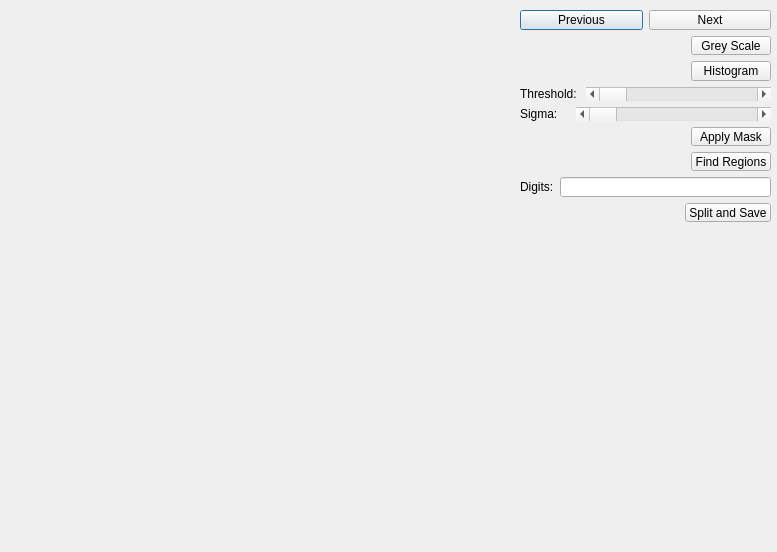
bmuth/ProcessKilnImages, file ProcessKilnImages-dlg.ui: the form before one commit.
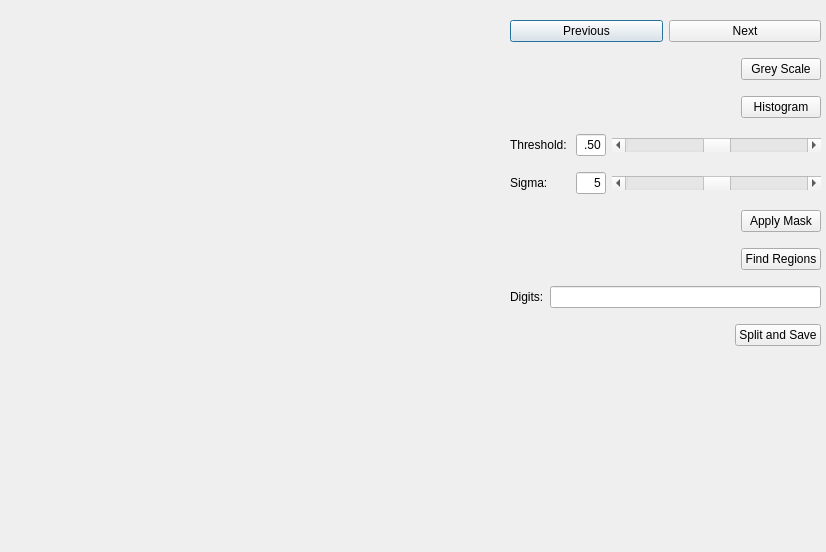
The form after the commit.

Commit message: Added Gaussian blur and mask

Diff of the .ui file:
```diff
--- a/ProcessKilnImages-dlg.ui
+++ b/ProcessKilnImages-dlg.ui
@@ -6,7 +6,7 @@
    <rect>
     <x>0</x>
     <y>0</y>
-    <width>777</width>
+    <width>826</width>
     <height>552</height>
    </rect>
   </property>
@@ -31,10 +31,10 @@
   <widget class="QWidget" name="verticalLayoutWidget_2">
    <property name="geometry">
     <rect>
-     <x>520</x>
+     <x>510</x>
      <y>10</y>
-     <width>251</width>
-     <height>221</height>
+     <width>311</width>
+     <height>358</height>
     </rect>
    </property>
    <layout class="QVBoxLayout" name="verticalLayout_2">
@@ -138,13 +138,44 @@
           <height>0</height>
          </size>
         </property>
+        <property name="maximumSize">
+         <size>
+          <width>60</width>
+          <height>16777215</height>
+         </size>
+        </property>
         <property name="text">
          <string>Threshold: </string>
         </property>
        </widget>
       </item>
+      <item>
+       <widget class="QLineEdit" name="leThreshold">
+        <property name="maximumSize">
+         <size>
+          <width>30</width>
+          <height>16777215</height>
+         </size>
+        </property>
+        <property name="text">
+         <string>.50</string>
+        </property>
+        <property name="maxLength">
+         <number>4</number>
+        </property>
+        <property name="alignment">
+         <set>Qt::AlignRight|Qt::AlignTrailing|Qt::AlignVCenter</set>
+        </property>
+       </widget>
+      </item>
       <item>
        <widget class="QScrollBar" name="hsbThreshold">
+        <property name="maximum">
+         <number>100</number>
+        </property>
+        <property name="sliderPosition">
+         <number>50</number>
+        </property>
         <property name="orientation">
          <enum>Qt::Horizontal</enum>
         </property>
@@ -171,13 +202,44 @@
           <height>0</height>
          </size>
         </property>
+        <property name="maximumSize">
+         <size>
+          <width>60</width>
+          <height>16777215</height>
+         </size>
+        </property>
         <property name="text">
          <string>Sigma:</string>
         </property>
        </widget>
       </item>
+      <item>
+       <widget class="QLineEdit" name="leSigma">
+        <property name="maximumSize">
+         <size>
+          <width>30</width>
+          <height>16777215</height>
+         </size>
+        </property>
+        <property name="text">
+         <string>5</string>
+        </property>
+        <property name="maxLength">
+         <number>4</number>
+        </property>
+        <property name="alignment">
+         <set>Qt::AlignRight|Qt::AlignTrailing|Qt::AlignVCenter</set>
+        </property>
+       </widget>
+      </item>
       <item>
        <widget class="QScrollBar" name="hsbSigma">
+        <property name="maximum">
+         <number>100</number>
+        </property>
+        <property name="sliderPosition">
+         <number>50</number>
+        </property>
         <property name="orientation">
          <enum>Qt::Horizontal</enum>
         </property>
```
The commit also changes 2 other files.
